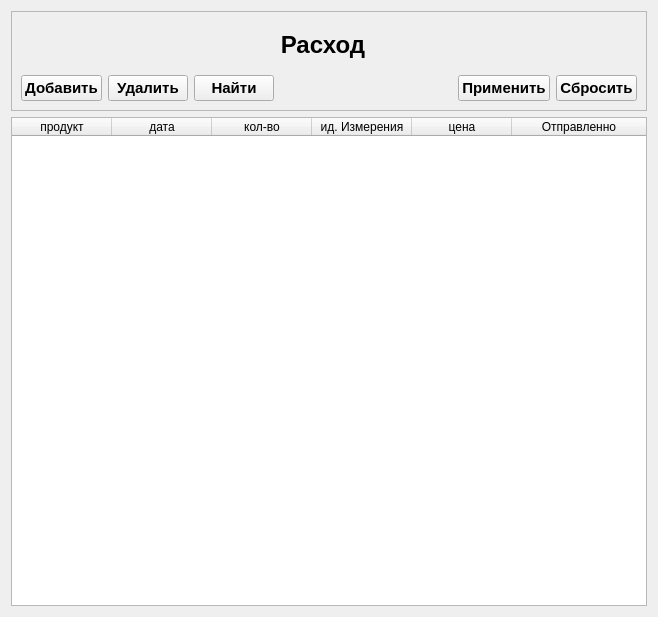
Qt form ui/rashod.ui (daslin02/Docu) before a commit.
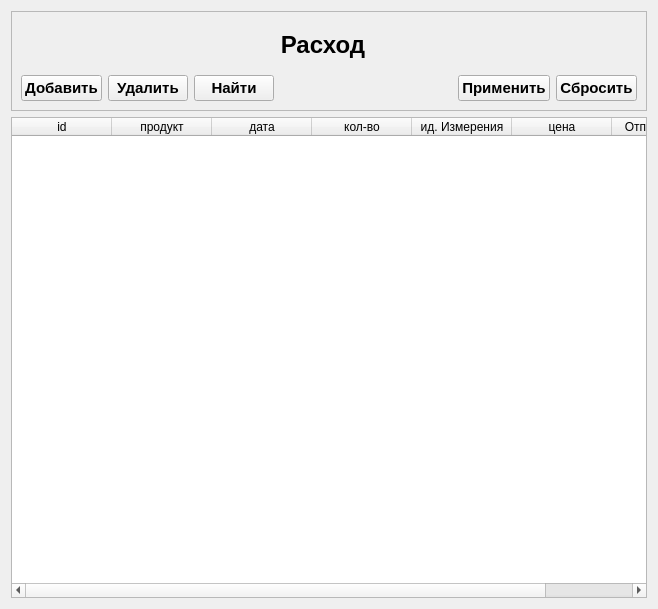
The same form after that commit.

Commit message: create new primary key 'id' column for table

```diff
--- a/ui/rashod.ui
+++ b/ui/rashod.ui
@@ -7,7 +7,7 @@
     <x>0</x>
     <y>0</y>
     <width>658</width>
-    <height>617</height>
+    <height>609</height>
    </rect>
   </property>
   <property name="windowTitle">
@@ -143,6 +143,11 @@
      <attribute name="horizontalHeaderStretchLastSection">
       <bool>true</bool>
      </attribute>
+     <column>
+      <property name="text">
+       <string>id</string>
+      </property>
+     </column>
      <column>
       <property name="text">
        <string>продукт</string>
```
The commit also changes 6 other files.
